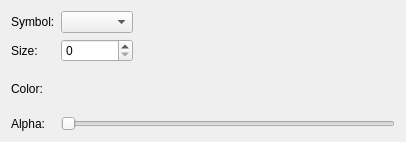
This is glue/viewers/scatter/qt/layer_style_widget.ui in glue-viz/glue as Qt 5 draws it before an edit. The edited form follows.
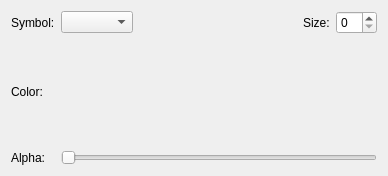
This is the edited form. Custom widgets are drawn as their Qt base class.

Commit message: Improve scatter layer style editor

The edit to the form file:
```diff
--- a/glue/viewers/scatter/qt/layer_style_widget.ui
+++ b/glue/viewers/scatter/qt/layer_style_widget.ui
@@ -6,8 +6,8 @@
    <rect>
     <x>0</x>
     <y>0</y>
-    <width>406</width>
-    <height>142</height>
+    <width>388</width>
+    <height>176</height>
    </rect>
   </property>
   <property name="windowTitle">
@@ -22,23 +22,26 @@
     </widget>
    </item>
    <item row="2" column="0">
-    <widget class="QLabel" name="label_3">
+    <widget class="QLabel" name="label_2">
      <property name="text">
-      <string>Size:</string>
+      <string>Color:</string>
      </property>
     </widget>
    </item>
-   <item row="2" column="2">
+   <item row="0" column="5">
     <widget class="QSpinBox" name="value_size"/>
    </item>
-   <item row="4" column="0">
-    <widget class="QLabel" name="label_4">
-     <property name="text">
-      <string>Alpha:</string>
+   <item row="3" column="2" colspan="4">
+    <widget class="QSlider" name="slider_alpha">
+     <property name="maximum">
+      <number>255</number>
+     </property>
+     <property name="orientation">
+      <enum>Qt::Horizontal</enum>
      </property>
     </widget>
    </item>
-   <item row="3" column="2">
+   <item row="2" column="2">
     <widget class="ColorWidget" name="label_color">
      <property name="sizePolicy">
       <sizepolicy hsizetype="Preferred" vsizetype="Minimum">
@@ -52,53 +55,24 @@
     </widget>
    </item>
    <item row="3" column="0">
-    <widget class="QLabel" name="label_2">
+    <widget class="QLabel" name="label_4">
      <property name="text">
-      <string>Color:</string>
+      <string>Alpha:</string>
      </property>
     </widget>
    </item>
    <item row="0" column="2">
     <widget class="QComboBox" name="combo_symbol"/>
    </item>
-   <item row="4" column="2" colspan="2">
-    <widget class="QSlider" name="slider_alpha">
-     <property name="maximum">
-      <number>255</number>
-     </property>
-     <property name="orientation">
-      <enum>Qt::Horizontal</enum>
+   <item row="0" column="4">
+    <widget class="QLabel" name="label_3">
+     <property name="text">
+      <string>Size:</string>
      </property>
     </widget>
    </item>
-   <item row="2" column="3">
-    <spacer name="horizontalSpacer">
-     <property name="orientation">
-      <enum>Qt::Horizontal</enum>
-     </property>
-     <property name="sizeHint" stdset="0">
-      <size>
-       <width>40</width>
-       <height>20</height>
-      </size>
-     </property>
-    </spacer>
-   </item>
    <item row="0" column="3">
-    <spacer name="horizontalSpacer_2">
-     <property name="orientation">
-      <enum>Qt::Horizontal</enum>
-     </property>
-     <property name="sizeHint" stdset="0">
-      <size>
-       <width>40</width>
-       <height>20</height>
-      </size>
-     </property>
-    </spacer>
-   </item>
-   <item row="3" column="3">
-    <spacer name="horizontalSpacer_3">
+    <spacer name="horizontalSpacer">
      <property name="orientation">
       <enum>Qt::Horizontal</enum>
      </property>
```
Left out of the diff: 14 changed lines with no effect on the pictures. The commit also changes 1 other file.
